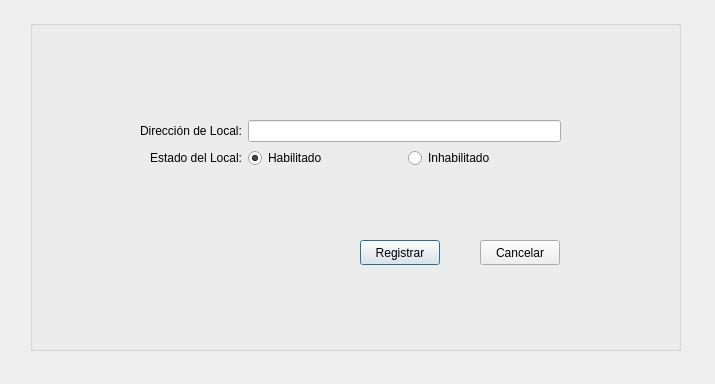
This is PAF_GUI/PAF_GRAFICA/registrarlocal.ui in JMOrbegoso/USS-2021-II-PP as Qt 5 draws it before an edit. The edited form follows.
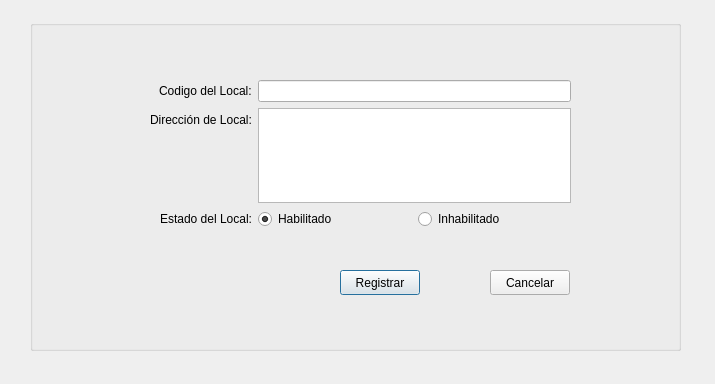
This is the edited form.

Patch:
```diff
--- a/PAF_GUI/PAF_GRAFICA/registrarlocal.ui
+++ b/PAF_GUI/PAF_GRAFICA/registrarlocal.ui
@@ -28,34 +28,31 @@
    <widget class="QWidget" name="formLayoutWidget">
     <property name="geometry">
      <rect>
-      <x>110</x>
-      <y>100</y>
+      <x>120</x>
+      <y>60</y>
       <width>421</width>
-      <height>101</height>
+      <height>149</height>
      </rect>
     </property>
     <layout class="QFormLayout" name="formLayout">
      <property name="labelAlignment">
       <set>Qt::AlignRight|Qt::AlignTrailing|Qt::AlignVCenter</set>
      </property>
-     <item row="0" column="0">
+     <item row="1" column="0">
       <widget class="QLabel" name="label_3">
        <property name="text">
         <string>Dirección de Local:</string>
        </property>
       </widget>
      </item>
-     <item row="0" column="1">
-      <widget class="QLineEdit" name="direccionLocalTxt"/>
-     </item>
-     <item row="1" column="0">
+     <item row="2" column="0">
       <widget class="QLabel" name="label_4">
        <property name="text">
         <string>Estado del Local:</string>
        </property>
       </widget>
      </item>
-     <item row="1" column="1">
+     <item row="2" column="1">
       <layout class="QHBoxLayout" name="horizontalLayout">
        <item>
         <widget class="QRadioButton" name="habilitarLocalRb">
@@ -76,13 +73,26 @@
        </item>
       </layout>
      </item>
+     <item row="0" column="0">
+      <widget class="QLabel" name="label_5">
+       <property name="text">
+        <string>Codigo del Local:</string>
+       </property>
+      </widget>
+     </item>
+     <item row="0" column="1">
+      <widget class="QLineEdit" name="codigoLocalTxt"/>
+     </item>
+     <item row="1" column="1">
+      <widget class="QTextEdit" name="direccionLocalTxt"/>
+     </item>
     </layout>
    </widget>
    <widget class="QPushButton" name="registrarLocalPb">
     <property name="geometry">
      <rect>
-      <x>330</x>
-      <y>220</y>
+      <x>310</x>
+      <y>250</y>
       <width>80</width>
       <height>25</height>
      </rect>
@@ -94,8 +104,8 @@
    <widget class="QPushButton" name="cancelarLocalPb">
     <property name="geometry">
      <rect>
-      <x>450</x>
-      <y>220</y>
+      <x>460</x>
+      <y>250</y>
       <width>80</width>
       <height>25</height>
      </rect>
```
Left out of the diff: 2 changed lines with no effect on the pictures.
